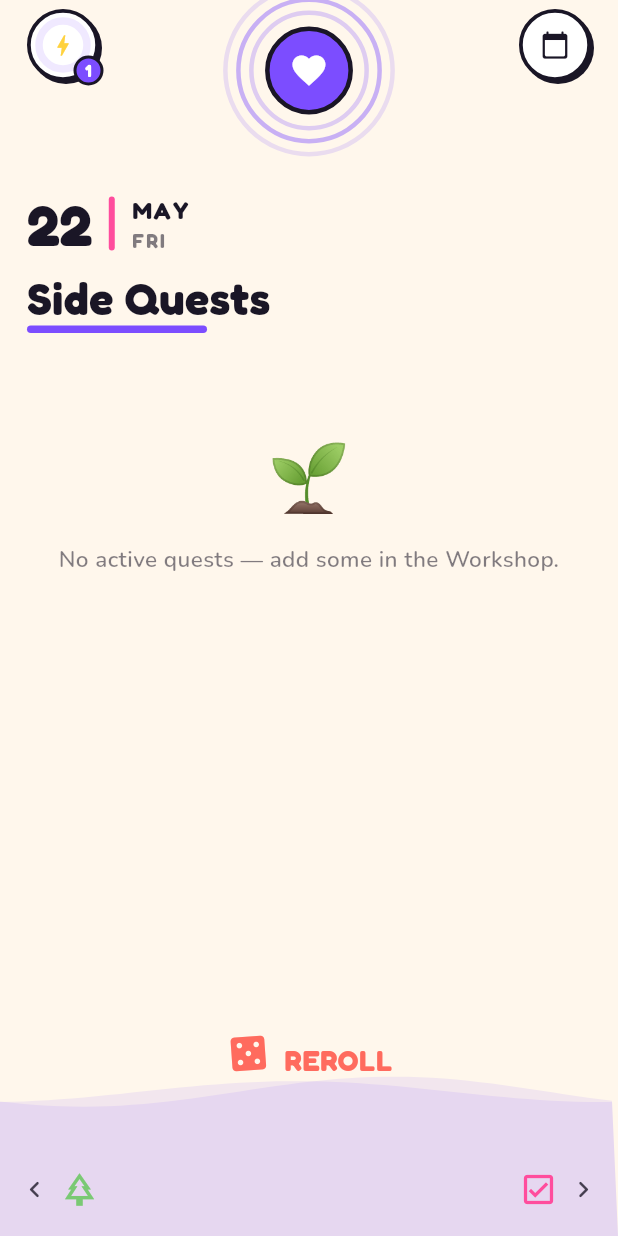
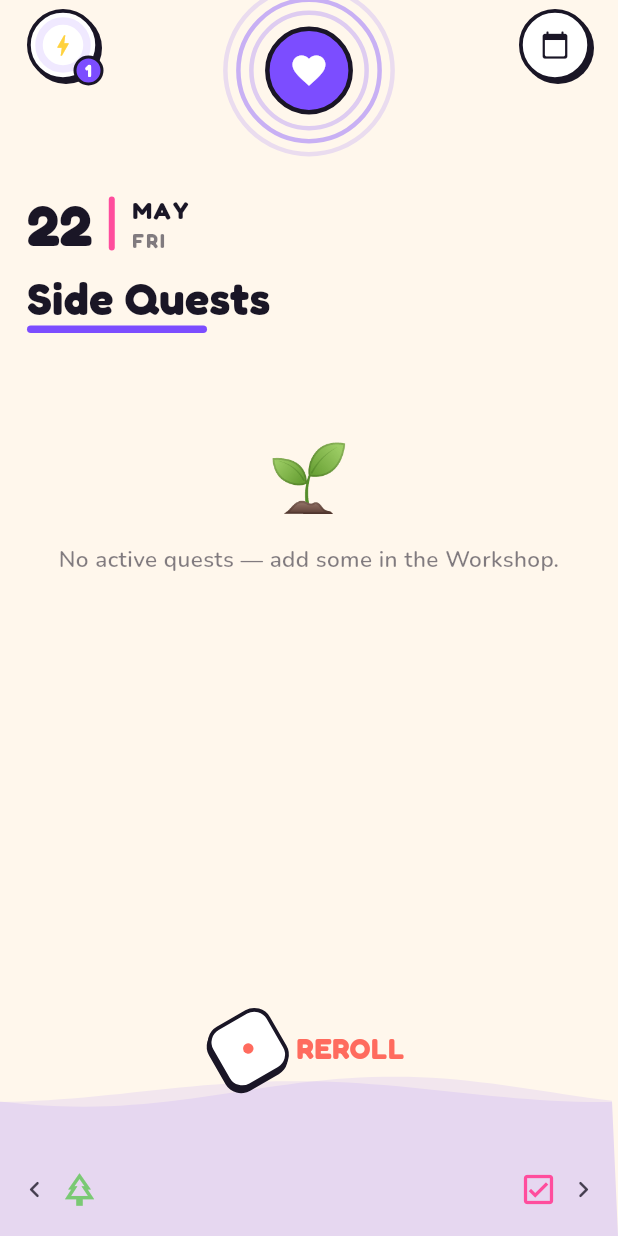
Before and after one commit to aristocrat71/OptiLife, a Flutter app: the screen it shows after launch, on a phone screen of 412 x 824 dp. Run offline on Flutter 3.47's test engine with Material 3 defaults, Android fonts, the phone set to English and light mode, and no system bars; our stand-ins replace drift, flutter_riverpod; accounts and stored records are empty; generated files the repository leaves out were written again.

Commit message:
fix: change font of re-roll cost, change die animation for re-roll

```diff
--- a/lib/screens/side_quest_page.dart
+++ b/lib/screens/side_quest_page.dart
@@ -260,8 +260,8 @@ class _GentleBouncePhysics extends BouncingScrollPhysics {
       0.18 * math.pow(1 - overscrollFraction, 2);
 }
 
-/// The reroll button's die — a slow, gentle bounce + wobble (calmer than the
-/// tumbling [_RollingDice]).
+/// The reroll button's die — spins round and round, cycling its pip face as it
+/// turns, so it reads as a die mid-roll.
 class _RerollDie extends StatefulWidget {
   const _RerollDie();
   @override
@@ -271,8 +271,18 @@ class _RerollDie extends StatefulWidget {
 class _RerollDieState extends State<_RerollDie>
     with SingleTickerProviderStateMixin {
   late final AnimationController _c =
-      AnimationController(vsync: this, duration: const Duration(milliseconds: 2000))
+      AnimationController(vsync: this, duration: const Duration(milliseconds: 3600))
         ..repeat();
+
+  // Pip positions on a 3×3 grid (indices 0–8) per face value.
+  static const _faces = {
+    1: {4},
+    2: {0, 8},
+    3: {0, 4, 8},
+    4: {0, 2, 6, 8},
+    5: {0, 2, 4, 6, 8},
+    6: {0, 2, 3, 5, 6, 8},
+  };
 
   @override
   void dispose() {
@@ -285,18 +295,54 @@ class _RerollDieState extends State<_RerollDie>
     return AnimatedBuilder(
       animation: _c,
       builder: (_, _) {
-        final v = _c.value;
-        final bob = -8 * math.sin(v * 2 * math.pi).abs(); // two soft hops
-        final rot = 0.12 * math.sin(v * 2 * math.pi); // gentle wobble
-        return Transform.translate(
-          offset: Offset(0, bob),
-          child: Transform.rotate(
-            angle: rot,
-            child: const Icon(Icons.casino_rounded,
-                size: 30, color: AppColors.popCoral),
+        final t = _c.value; // 0..1
+        final rot = t * 2 * math.pi; // one full turn per loop — seamless, slower
+        final face = 1 + (t * 6).floor() % 6; // 6 faces over the loop (~0.6s each)
+        return Transform.rotate(
+          angle: rot,
+          child: Container(
+            width: 46,
+            height: 46,
+            padding: const EdgeInsets.all(8),
+            decoration: BoxDecoration(
+              color: AppColors.paper,
+              borderRadius: AppRadii.r(AppRadii.sm),
+              border: Border.all(color: AppColors.ink, width: 2.5),
+              boxShadow: AppShadows.card,
+            ),
+            child: _pips(face),
           ),
         );
       },
+    );
+  }
+
+  Widget _pips(int face) {
+    final on = _faces[face]!;
+    return Column(
+      children: [
+        for (var r = 0; r < 3; r++)
+          Expanded(
+            child: Row(
+              children: [
+                for (var c = 0; c < 3; c++)
+                  Expanded(
+                    child: Center(
+                      child: on.contains(r * 3 + c)
+                          ? Container(
+                              width: 7,
+                              height: 7,
+                              decoration: const BoxDecoration(
+                                  color: AppColors.popCoral,
+                                  shape: BoxShape.circle),
+                            )
+                          : const SizedBox.shrink(),
+                    ),
+                  ),
+              ],
+            ),
+          ),
+      ],
     );
   }
 }
@@ -334,10 +380,10 @@ class _RerollConfirm extends StatelessWidget {
                 children: [
                   Text('Cost',
                       style: AppType.label
-                          .copyWith(fontSize: 13, color: AppColors.textMuted)),
-                  const SizedBox(width: 8),
-                  Text('10', style: AppType.label.copyWith(fontSize: 16)),
-                  const Icon(Icons.bolt, size: 16, color: AppColors.energy),
+                          .copyWith(fontSize: 16, color: AppColors.textMuted)),
+                  const SizedBox(width: 10),
+                  Text('10', style: AppType.label.copyWith(fontSize: 26)),
+                  const Icon(Icons.bolt, size: 26, color: AppColors.energy),
                 ],
               ),
               const SizedBox(height: 22),
```
